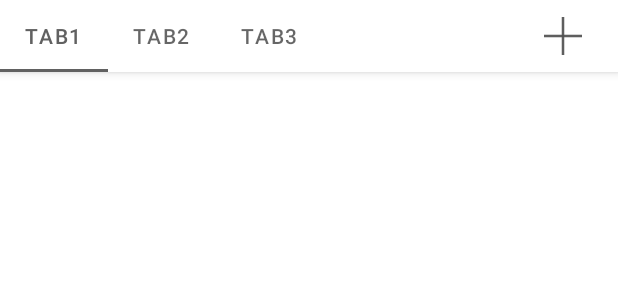
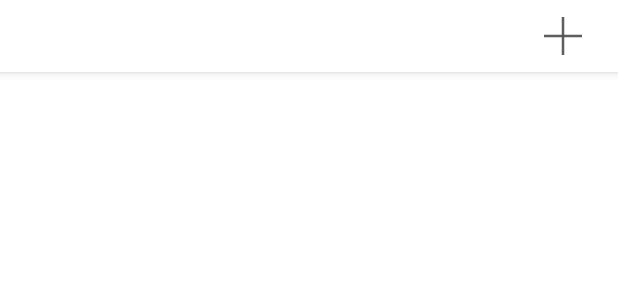
Before and after one commit to tianze-assignment/OpenEduAndroid, an Android app: the layout fragment_home.xml on its own in the app's theme, with its tools: preview values and no code run, on a phone screen of 412 x 824 dp. Shown: the top 300 px of the screen. Run offline under Robolectric (Android 15) with nearby library versions, the phone set to English and light mode, and no system bars.

Commit message:
使用viewpager2实现主页tab和下方页面联动

```diff
--- a/app/src/main/java/com/wudaokou/easylearn/MainActivity.java
+++ b/app/src/main/java/com/wudaokou/easylearn/MainActivity.java
@@ -48,5 +48,4 @@ public class MainActivity extends AppCompatActivity {
 //        getMenuInflater().inflate(R.menu.home_toolbar_menu, menu);
         return super.onCreateOptionsMenu(menu);
     }
-
 }
--- a/app/src/main/res/layout/fragment_home.xml
+++ b/app/src/main/res/layout/fragment_home.xml
@@ -28,21 +28,6 @@
 
                 app:layout_scrollFlags="scroll|enterAlways"
                 app:tabMode="scrollable">
-
-                <com.google.android.material.tabs.TabItem
-                    android:layout_width="wrap_content"
-                    android:layout_height="wrap_content"
-                    android:text="Tab1" />
-
-                <com.google.android.material.tabs.TabItem
-                    android:layout_width="wrap_content"
-                    android:layout_height="wrap_content"
-                    android:text="Tab2" />
-
-                <com.google.android.material.tabs.TabItem
-                    android:layout_width="wrap_content"
-                    android:layout_height="wrap_content"
-                    android:text="Tab3" />
             </com.google.android.material.tabs.TabLayout>
 
             <ImageButton
@@ -57,8 +42,9 @@
     </com.google.android.material.appbar.AppBarLayout>
 
     <androidx.viewpager2.widget.ViewPager2
+        android:id="@+id/pager"
         android:layout_width="match_parent"
-        android:layout_height="wrap_content"
+        android:layout_height="match_parent"
         android:visibility="visible" />
 
 </androidx.coordinatorlayout.widget.CoordinatorLayout>
--- a/app/src/main/res/values/strings.xml
+++ b/app/src/main/res/values/strings.xml
@@ -20,4 +20,6 @@
     <string name="searchViewText">搜索</string>
     <string name="app_label">EasyLearn</string>
     <string name="search_hint">搜索知识点</string>
+    <!-- TODO: Remove or change this placeholder text -->
+    <string name="hello_blank_fragment">Hello blank fragment</string>
 </resources>
```
Also changed, not shown: app/src/main/java/com/wudaokou/easylearn/SubjectManageActivity.java (+16 -3 lines), app/src/main/java/com/wudaokou/easylearn/data/DataStore.java (+8 -2 lines), app/src/main/java/com/wudaokou/easylearn/fragment/HomePagerFragment.java (added, +49 -0 lines), app/src/main/java/com/wudaokou/easylearn/ui/home/HomeFragment.java (+71 -27 lines), app/src/main/res/layout/fragment_home_pager.xml (added, +21 -0 lines).
